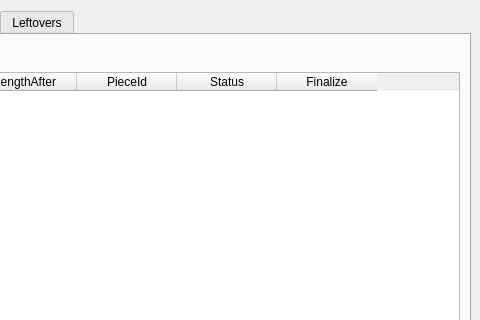
This is view/MainWindow.ui in horvathzoltan/cutplannerpro as Qt 5 draws it before an edit; both pictures show x 544 to 1024 and y 0 to 320 of the 1024 by 666 pixel window. The edited form follows.
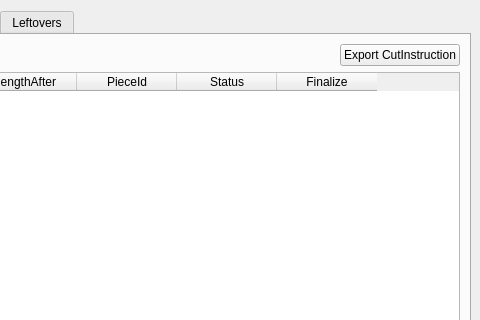
This is the edited form. The open tabs and pages were chosen to show the change.

```diff
--- a/view/MainWindow.ui
+++ b/view/MainWindow.ui
@@ -517,6 +517,13 @@
               </property>
              </spacer>
             </item>
+            <item>
+             <widget class="QPushButton" name="btn_ExportCutInstruction">
+              <property name="text">
+               <string>Export CutInstruction</string>
+              </property>
+             </widget>
+            </item>
            </layout>
           </item>
           <item>
```
Left out of the diff: 4 changed lines with no effect on the pictures.
